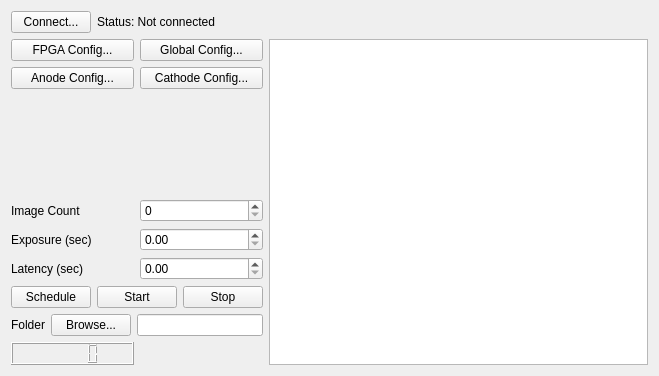
Before: the Qt Designer form qt/systemform.ui in eNorris/cztgui, drawn with Qt 5.
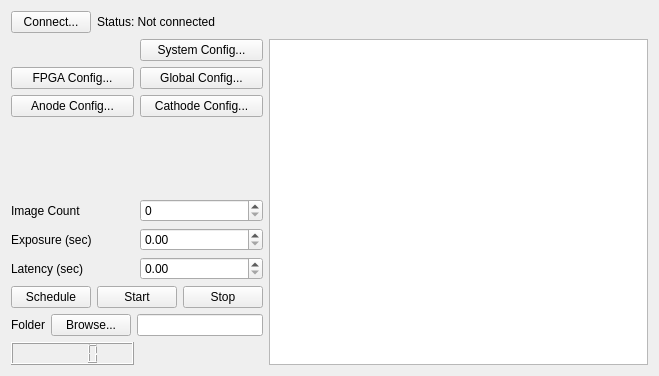
After: the same form once the commit is applied.

Commit message: Added the SystemConfig dialog and updated the SystemForm object to include it. Also changed the SystemForm connections to use the meta connect by name rather than an explicit call to connect.

The edit to the form file:
```diff
--- a/qt/systemform.ui
+++ b/qt/systemform.ui
@@ -38,34 +38,41 @@
       <layout class="QVBoxLayout" name="verticalLayout_2">
        <item>
         <layout class="QGridLayout" name="gridLayout_2">
-         <item row="0" column="0">
-          <widget class="QPushButton" name="fpgaButton">
-           <property name="text">
-            <string>FPGA Config...</string>
-           </property>
-          </widget>
-         </item>
-         <item row="0" column="1">
-          <widget class="QPushButton" name="configButton">
+         <item row="1" column="1">
+          <widget class="QPushButton" name="globalConfigButton">
            <property name="text">
             <string>Global Config...</string>
            </property>
           </widget>
          </item>
          <item row="1" column="0">
-          <widget class="QPushButton" name="anodeButton">
+          <widget class="QPushButton" name="fpgaButton">
            <property name="text">
-            <string>Anode Config...</string>
+            <string>FPGA Config...</string>
            </property>
           </widget>
          </item>
-         <item row="1" column="1">
+         <item row="2" column="1">
           <widget class="QPushButton" name="cathodeButton">
            <property name="text">
             <string>Cathode Config...</string>
            </property>
           </widget>
          </item>
+         <item row="2" column="0">
+          <widget class="QPushButton" name="anodeButton">
+           <property name="text">
+            <string>Anode Config...</string>
+           </property>
+          </widget>
+         </item>
+         <item row="0" column="1">
+          <widget class="QPushButton" name="systemConfigButton">
+           <property name="text">
+            <string>System Config...</string>
+           </property>
+          </widget>
+         </item>
         </layout>
        </item>
        <item>
```
The commit also changes 8 other files.
